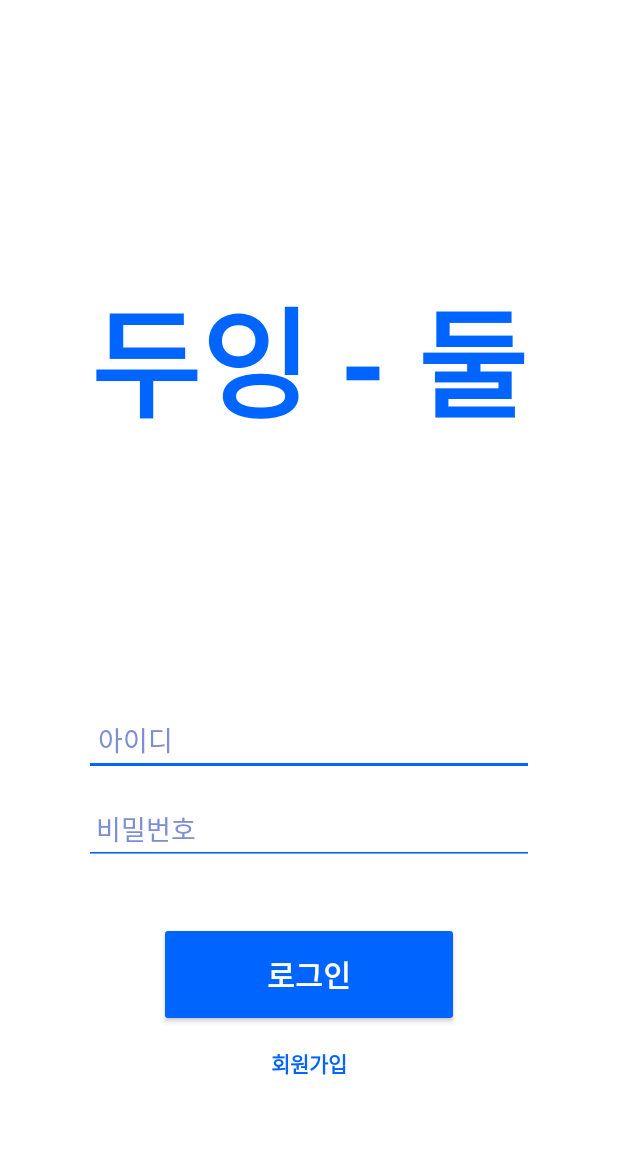
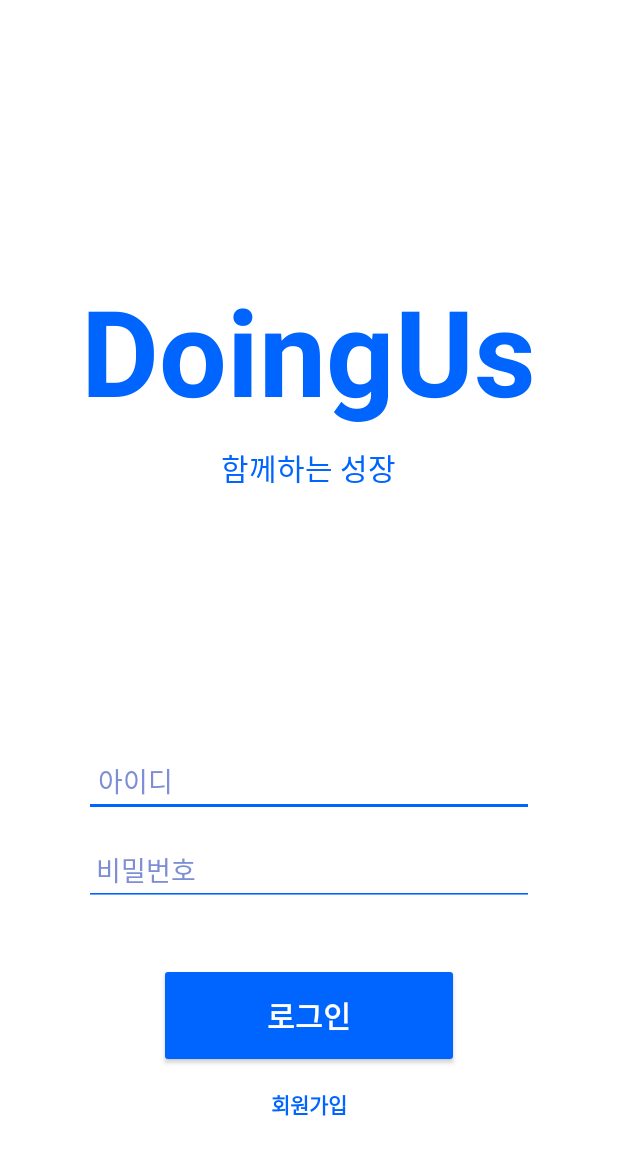
Before and after one commit to Team-Double-K/doing-us, an Android app: the screen it shows after launch (LoginActivity), on a phone screen of 412 x 824 dp. Shown: the top 1155 px of the screen. Run offline under Robolectric (Android 15) with nearby library versions, the phone set to English and light mode, and no system bars; libraries missing offline, so code that uses them is left out: com.kakao.util.

Commit message:
찐막
찐

```diff
--- a/mobile/app/src/main/res/layout/activity_login.xml
+++ b/mobile/app/src/main/res/layout/activity_login.xml
@@ -10,12 +10,20 @@
     <TextView
         android:layout_width="wrap_content"
         android:layout_height="wrap_content"
-        android:text="두잉 - 둘"
+        android:text="DoingUs"
         android:layout_gravity="center"
         android:layout_marginTop="180dp"
         android:textColor="#0064FF"
         android:textSize="80sp"
         android:textStyle="bold" />
+    <TextView
+        android:layout_width="wrap_content"
+        android:layout_height="wrap_content"
+        android:text="함께하는 성장"
+        android:layout_gravity="center"
+        android:layout_marginTop="10dp"
+        android:textColor="#0064FF"
+        android:textSize="20sp" />
 
 
     <EditText
```
